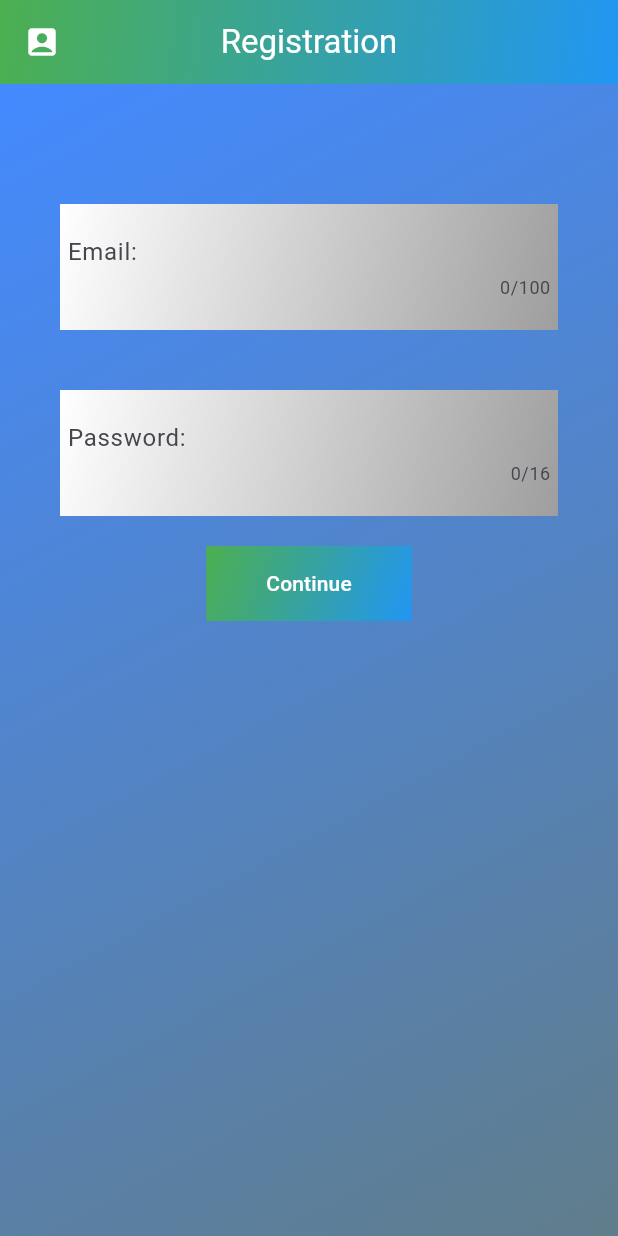
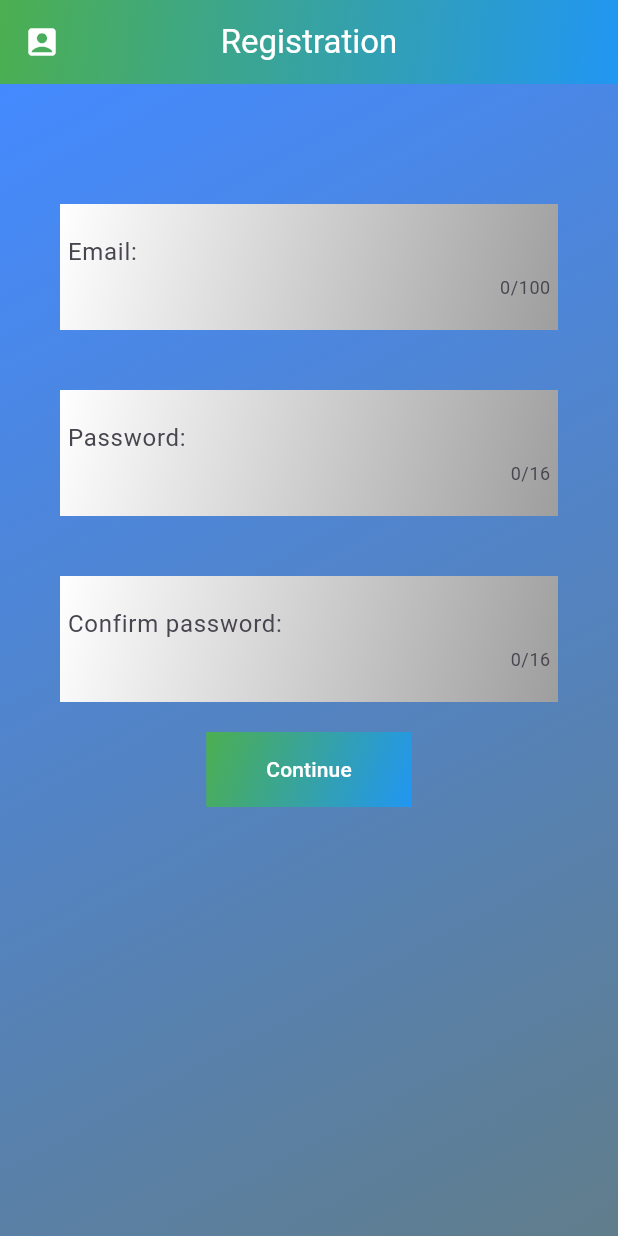
Before and after one commit to lolopindik/flutter_registration, a Flutter app: the screen it shows after launch, on a phone screen of 412 x 824 dp. Run offline on Flutter 3.47's test engine with Material 3 defaults, Android fonts, the phone set to English and light mode, and no system bars.

Commit message:
Made somethink better in homepage

```diff
--- a/lib/main.dart
+++ b/lib/main.dart
@@ -95,6 +95,28 @@ class MyHomePage extends StatelessWidget {
                         child: TextField(
                           decoration: InputDecoration(
                             hintText: "Password:",
+                            border: InputBorder.none,
+                            isCollapsed: true,
+                          ),
+                          maxLength: 16,
+                        ),
+                      ),
+                    ),
+                    Container(
+                      margin: const EdgeInsets.only(left: 40, right: 40, top: 20, bottom: 20),
+                      decoration: const BoxDecoration(
+                        gradient: LinearGradient(
+                          begin: Alignment.topLeft,
+                          end: Alignment.bottomRight,
+                          colors: [Colors.white, Colors.grey],
+                        ),
+                      ),
+                      padding: const EdgeInsets.symmetric(vertical: 20, horizontal: 5),
+                      child: const Align(
+                        alignment: Alignment.center,
+                        child: TextField(
+                          decoration: InputDecoration(
+                            hintText: "Confirm password:",
                             border: InputBorder.none,
                             isCollapsed: true,
                           ),
```
